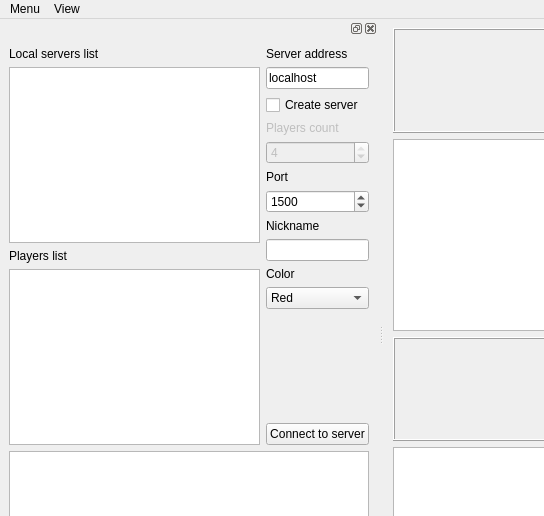
The window that racingForm.ui (Anna-Sent/qblokus2) describes before a commit, drawn with Qt 5; both pictures show x 0 to 544 and y 0 to 516 of the 1182 by 670 pixel window.
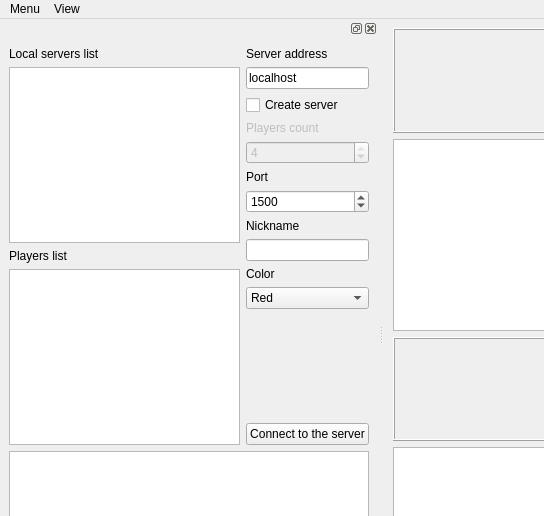
The same window after the commit.

```diff
--- a/racingForm.ui
+++ b/racingForm.ui
@@ -203,7 +203,7 @@
            <item row="14" column="0">
             <widget class="QPushButton" name="pbConnect">
              <property name="text">
-              <string>Connect to server</string>
+              <string>Connect to the server</string>
              </property>
             </widget>
            </item>
```
